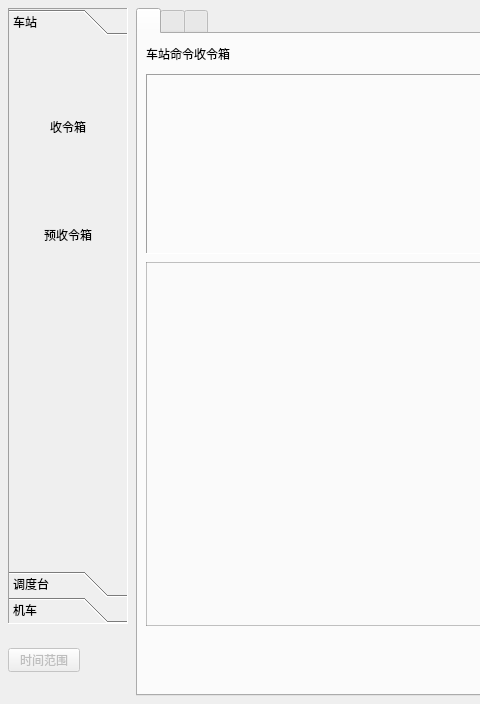
Old version of the form CTCMainWindow/StationViewKSK/ModuleWidget/StaDispatchOrderKSK.ui in the repository fatter1996/CTCProject; both pictures show x 0 to 480 and y 0 to 704 of the 1013 by 704 pixel window.
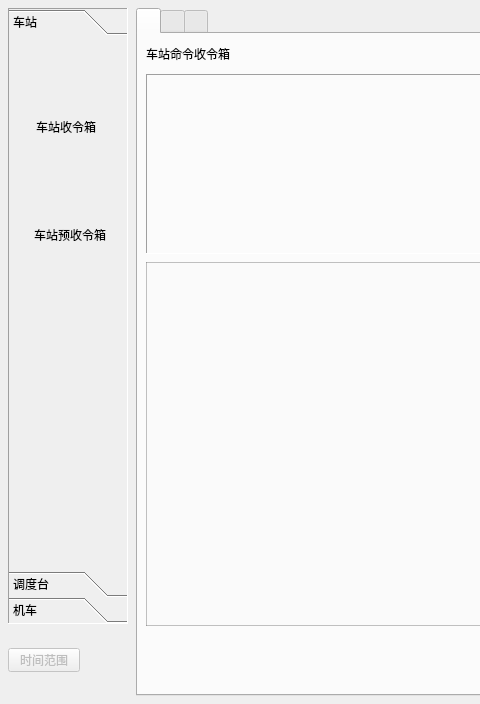
New version of the form. Icons and pictures are not drawn.

What changed in the file:
```diff
--- a/CTCMainWindow/StationViewKSK/ModuleWidget/StaDispatchOrderKSK.ui
+++ b/CTCMainWindow/StationViewKSK/ModuleWidget/StaDispatchOrderKSK.ui
@@ -81,18 +81,18 @@
         <attribute name="label">
          <string comment="64">车站</string>
         </attribute>
-        <layout class="QVBoxLayout" name="verticalLayout_2">
+        <layout class="QVBoxLayout" name="verticalLayout_2" stretch="1,1,5">
          <property name="spacing">
           <number>12</number>
          </property>
          <property name="leftMargin">
-          <number>27</number>
+          <number>18</number>
          </property>
          <property name="topMargin">
           <number>12</number>
          </property>
          <property name="rightMargin">
-          <number>27</number>
+          <number>18</number>
          </property>
          <property name="bottomMargin">
           <number>12</number>
@@ -101,17 +101,17 @@
           <widget class="QWidget" name="stationReceive" native="true">
            <property name="minimumSize">
             <size>
-             <width>64</width>
+             <width>78</width>
              <height>96</height>
             </size>
            </property>
            <property name="maximumSize">
             <size>
-             <width>64</width>
+             <width>78</width>
              <height>96</height>
             </size>
            </property>
-           <layout class="QVBoxLayout" name="verticalLayout">
+           <layout class="QVBoxLayout" name="verticalLayout" stretch="1,1">
             <property name="spacing">
              <number>0</number>
             </property>
@@ -131,13 +131,13 @@
              <widget class="QLabel" name="label">
               <property name="minimumSize">
                <size>
-                <width>64</width>
+                <width>79</width>
                 <height>64</height>
                </size>
               </property>
               <property name="maximumSize">
                <size>
-                <width>64</width>
+                <width>10</width>
                 <height>64</height>
                </size>
               </property>
@@ -147,12 +147,18 @@
               <property name="text">
                <string/>
               </property>
+              <property name="scaledContents">
+               <bool>true</bool>
+              </property>
+              <property name="alignment">
+               <set>Qt::AlignCenter</set>
+              </property>
              </widget>
             </item>
             <item>
              <widget class="QLabel" name="label_2">
               <property name="text">
-               <string>收令箱</string>
+               <string>车站收令箱</string>
               </property>
               <property name="alignment">
                <set>Qt::AlignCenter</set>
@@ -166,13 +172,13 @@
           <widget class="QWidget" name="stationAdvancereceipt" native="true">
            <property name="minimumSize">
             <size>
-             <width>64</width>
+             <width>81</width>
              <height>96</height>
             </size>
            </property>
            <property name="maximumSize">
             <size>
-             <width>64</width>
+             <width>10</width>
              <height>96</height>
             </size>
            </property>
@@ -181,7 +187,7 @@
              <number>0</number>
             </property>
             <property name="leftMargin">
-             <number>0</number>
+             <number>5</number>
             </property>
             <property name="topMargin">
              <number>0</number>
@@ -196,13 +202,13 @@
              <widget class="QLabel" name="label_3">
               <property name="minimumSize">
                <size>
-                <width>64</width>
+                <width>72</width>
                 <height>64</height>
                </size>
               </property>
               <property name="maximumSize">
                <size>
-                <width>64</width>
+                <width>72</width>
                 <height>64</height>
                </size>
               </property>
@@ -217,7 +223,7 @@
             <item>
              <widget class="QLabel" name="label_4">
               <property name="text">
-               <string>预收令箱</string>
+               <string>车站预收令箱</string>
               </property>
               <property name="alignment">
                <set>Qt::AlignCenter</set>
```
Left out of the diff: 55 changed lines with no effect on the pictures.
